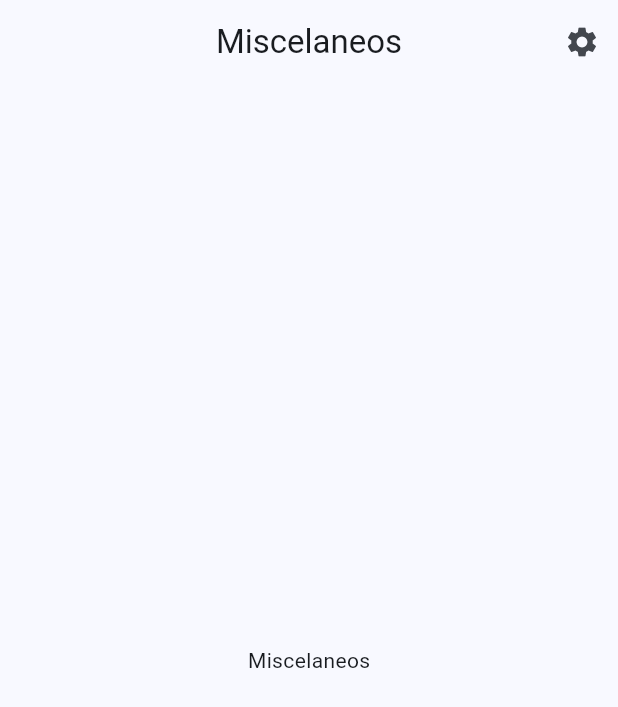
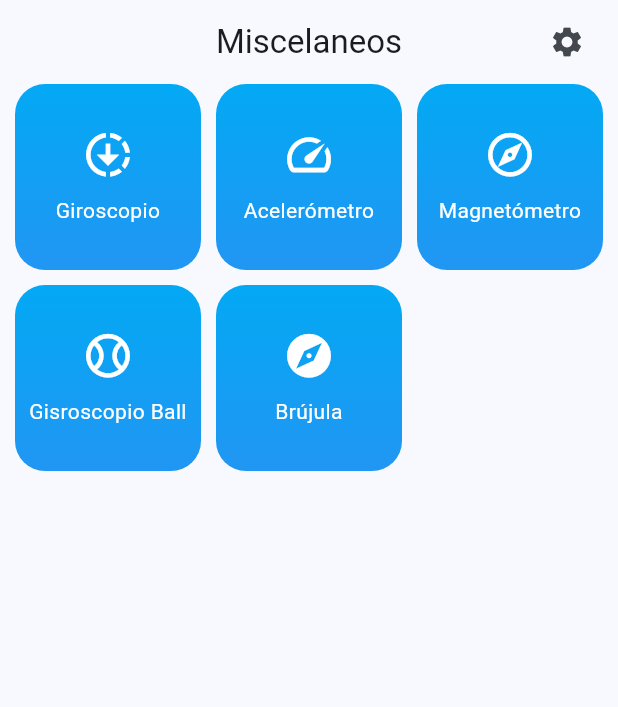
Before and after one commit to LuisPulenta/miscelaneos, a Flutter app: the screen it shows after launch, on a phone screen of 412 x 824 dp. Shown: the top 707 px of the screen. Run offline on Flutter 3.47's test engine with Material 2 defaults, Android fonts, the phone set to English and light mode, and no system bars; our stand-ins replace flutter_riverpod, go_router, google_fonts, permission_handler.

Commit message:
Video 46

```diff
--- a/lib/config/router/app_router.dart
+++ b/lib/config/router/app_router.dart
@@ -10,4 +10,24 @@ final appRouter = GoRouter(initialLocation: '/', routes: [
     path: '/permissions',
     builder: (context, state) => const PermissionsScreen(),
   ),
+  GoRoute(
+    path: '/gyroscope',
+    builder: (context, state) => const GyroscopeScreen(),
+  ),
+  GoRoute(
+    path: '/accelerometer',
+    builder: (context, state) => const AccelerometerScreen(),
+  ),
+  GoRoute(
+    path: '/magnetometer',
+    builder: (context, state) => const MagnetometerScreen(),
+  ),
+  GoRoute(
+    path: '/compass',
+    builder: (context, state) => const CompassScreen(),
+  ),
+  GoRoute(
+    path: '/gyroscope-ball',
+    builder: (context, state) => const GyroscopeBallScreen(),
+  ),
 ]);
--- a/lib/presentation/screens/home_screen.dart
+++ b/lib/presentation/screens/home_screen.dart
@@ -1,5 +1,6 @@
 import 'package:flutter/material.dart';
 import 'package:go_router/go_router.dart';
+import 'package:miscelaneos/presentation/widgets/widgets.dart';
 
 class HomeScreen extends StatelessWidget {
   const HomeScreen({Key? key}) : super(key: key);
@@ -7,8 +8,13 @@ class HomeScreen extends StatelessWidget {
   @override
   Widget build(BuildContext context) {
     return Scaffold(
-      appBar: AppBar(
+      body: Padding(
+        padding: const EdgeInsets.symmetric(horizontal: 10),
+        child: CustomScrollView(
+          slivers: [
+            SliverAppBar(
               title: const Text('Miscelaneos'),
+              centerTitle: true,
               actions: [
                 IconButton(
                     icon: const Icon(Icons.settings),
@@ -16,10 +22,10 @@ class HomeScreen extends StatelessWidget {
                       context.push('/permissions');
                     }),
               ],
-        centerTitle: true,
             ),
-      body: const Center(
-        child: Text('Miscelaneos'),
+            const MainMenu(),
+          ],
+        ),
       ),
     );
   }
--- a/lib/presentation/screens/screens.dart
+++ b/lib/presentation/screens/screens.dart
@@ -1,2 +1,7 @@
 export 'home_screen.dart';
 export 'permissions_screen.dart';
+export 'sensors/accelerometer_screen.dart';
+export 'sensors/compass_screen.dart';
+export 'sensors/gyroscope_ball_screen.dart';
+export 'sensors/gyroscope_screen.dart';
+export 'sensors/magnetometer_screen.dart';
--- /dev/null
+++ b/lib/presentation/widgets/shared/main_menu.dart
@@ -0,0 +1,94 @@
+import 'package:flutter/material.dart';
+import 'package:go_router/go_router.dart';
+
+class MainMenu extends StatelessWidget {
+  const MainMenu({Key? key}) : super(key: key);
+
+  @override
+  Widget build(BuildContext context) {
+    return SliverGrid.count(
+      crossAxisCount: 3,
+      crossAxisSpacing: 10,
+      mainAxisSpacing: 10,
+      children: menuItems
+          .map((item) => HomeMenuItem(
+              title: item.title, icon: item.icon, route: item.route))
+          .toList(),
+    );
+  }
+}
+
+//----------------------------------------------------------------
+
+final List<MenuItem> menuItems = [
+  MenuItem(title: 'Giroscopio', icon: Icons.downloading, route: '/gyroscope'),
+  MenuItem(title: 'Acelerómetro', icon: Icons.speed, route: '/accelerometer'),
+  MenuItem(
+      title: 'Magnetómetro',
+      icon: Icons.explore_outlined,
+      route: '/magnetometer'),
+  MenuItem(
+      title: 'Gisroscopio Ball',
+      icon: Icons.sports_baseball_outlined,
+      route: '/gyroscope-ball'),
+  MenuItem(title: 'Brújula', icon: Icons.explore, route: '/compass'),
+];
+
+//----------------------------------------------------------------
+class MenuItem {
+  final String title;
+  final IconData icon;
+  final String route;
+
+  MenuItem({required this.title, required this.icon, required this.route});
+}
+
+//----------------------------------------------------------------
+
+class HomeMenuItem extends StatelessWidget {
+  final String title;
+  final IconData icon;
+  final String route;
+  final List<Color> bgColors;
+
+  const HomeMenuItem(
+      {super.key,
+      required this.title,
+      required this.icon,
+      required this.route,
+      this.bgColors = const [Colors.lightBlue, Colors.blue]});
+
+  @override
+  Widget build(BuildContext context) {
+    return GestureDetector(
+      onTap: () => context.push(route),
+      child: Container(
+        padding: const EdgeInsets.all(5),
+        decoration: BoxDecoration(
+            borderRadius: BorderRadius.circular(20),
+            gradient: LinearGradient(
+                colors: bgColors,
+                begin: Alignment.topCenter,
+                end: Alignment.bottomCenter)),
+        child: Column(
+          mainAxisAlignment: MainAxisAlignment.center,
+          children: [
+            Icon(
+              icon,
+              size: 35,
+              color: Colors.white,
+            ),
+            const SizedBox(
+              height: 10,
+            ),
+            Text(
+              title,
+              textAlign: TextAlign.center,
+              style: const TextStyle(color: Colors.white),
+            ),
+          ],
+        ),
+      ),
+    );
+  }
+}
--- /dev/null
+++ b/lib/presentation/widgets/widgets.dart
@@ -0,0 +1 @@
+export 'shared/main_menu.dart';
```
Also changed, not shown: lib/presentation/screens/sensors/accelerometer_screen.dart (added, +18 -0 lines), lib/presentation/screens/sensors/compass_screen.dart (added, +18 -0 lines), lib/presentation/screens/sensors/gyroscope_ball_screen.dart (added, +18 -0 lines), lib/presentation/screens/sensors/gyroscope_screen.dart (added, +18 -0 lines), lib/presentation/screens/sensors/magnetometer_screen.dart (added, +18 -0 lines). Lines whose indentation alone changed are shown as unchanged.
